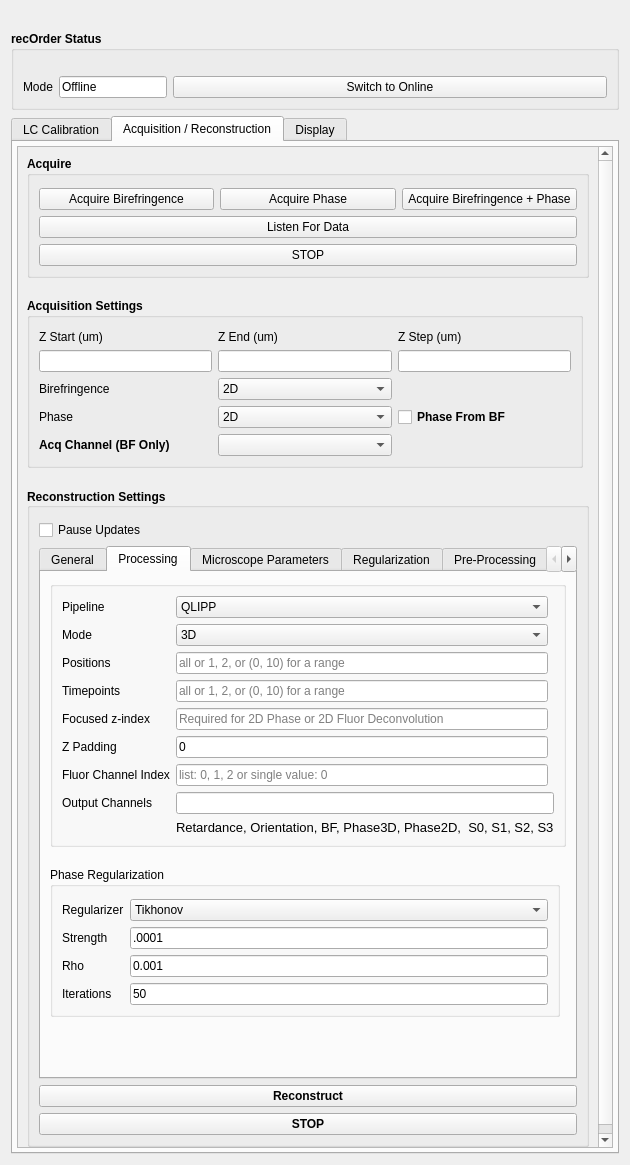
This is recOrder/plugin/qtdesigner/recOrder_ui.ui in mehta-lab/waveorder as Qt 5 draws it before an edit. The edited form follows.
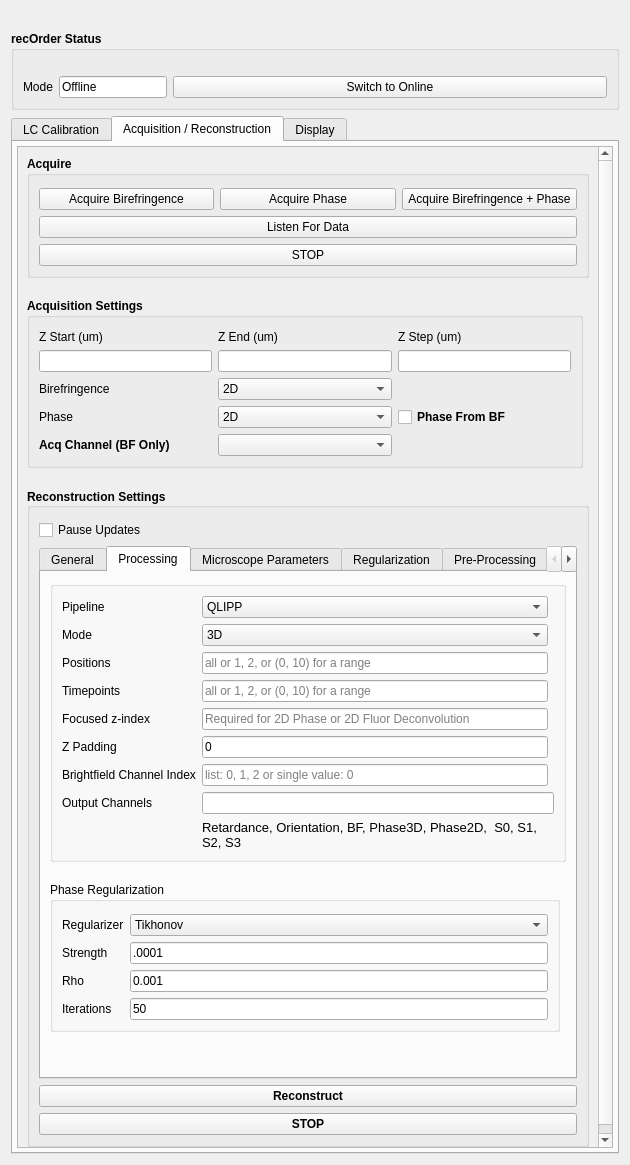
This is the edited form. The open tabs and pages were chosen to show the change. Custom widgets are drawn as their Qt base class.

Commit message: `fluor_chan` -> `bf_chan`

Patch:
```diff
--- a/recOrder/plugin/qtdesigner/recOrder_ui.ui
+++ b/recOrder/plugin/qtdesigner/recOrder_ui.ui
@@ -1894,7 +1894,7 @@
                      <item row="6" column="0">
                       <widget class="QLabel" name="label_fluor_chan">
                        <property name="text">
-                        <string>Fluor Channel Index</string>
+                        <string>Brightfield Channel Index</string>
                        </property>
                       </widget>
                      </item>
```
Left out of the diff: 8 changed lines with no effect on the pictures. The commit also changes 2 other files.
